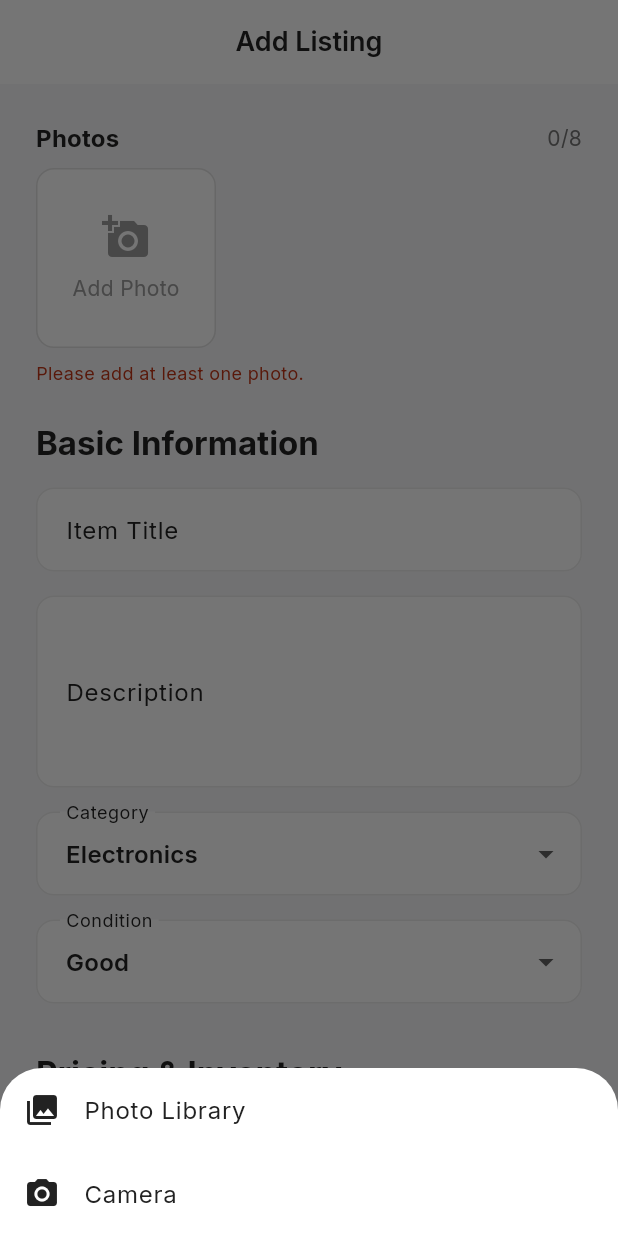
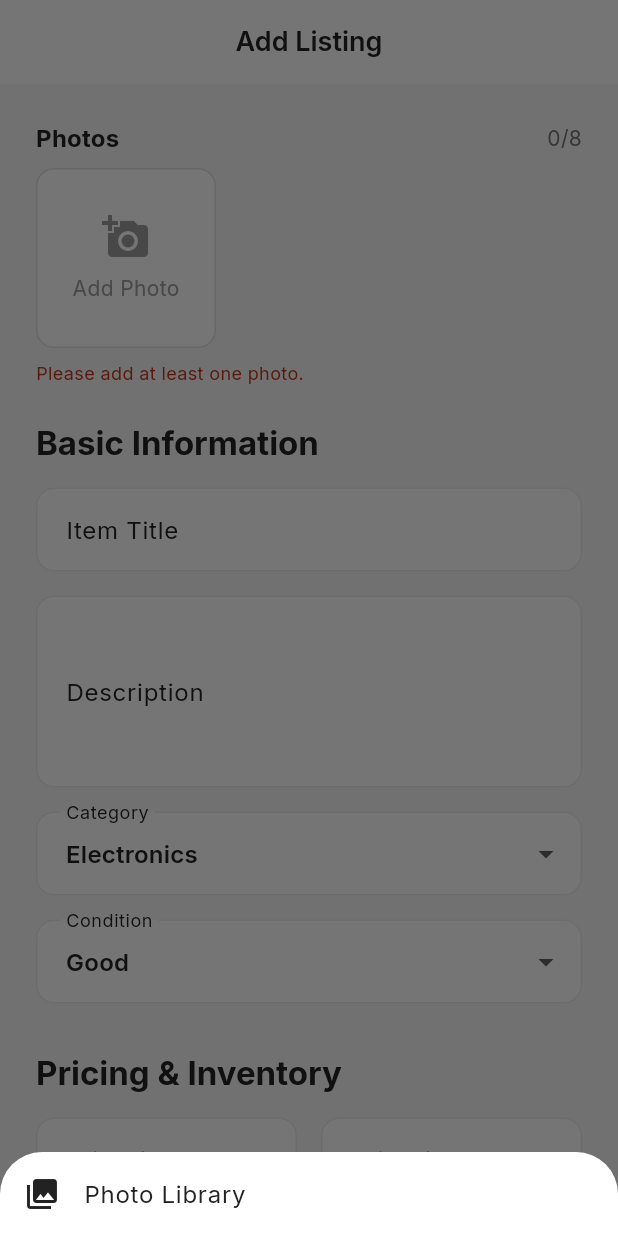
Before and after one commit to sabareeshe/Rent_hive_app, a Flutter app: the AddEditListingScreen screen opened by its route, after a tap on "Add Photo", on a phone screen of 412 x 824 dp. Run offline on Flutter 3.47's test engine with Material 3 defaults, Android fonts, the phone set to English and light mode, and no system bars; our stand-ins replace cached_network_image, dio, firebase_core, firebase_messaging, flutter_animate, flutter_image_compress and 8 more; missing offline and left inert: flutter_jailbreak_detection, razorpay_flutter; accounts and stored records are empty.

Commit message:
Disable camera option to prevent Android OOM crashes

```diff
--- a/lib/features/listings/widgets/image_picker_widget.dart
+++ b/lib/features/listings/widgets/image_picker_widget.dart
@@ -102,14 +102,8 @@ class _ImagePickerWidgetState extends State<ImagePickerWidget> {
                   _pickImage(ImageSource.gallery);
                 },
               ),
-              ListTile(
-                leading: const Icon(Icons.photo_camera),
-                title: const Text('Camera'),
-                onTap: () {
-                  Navigator.of(context).pop();
-                  _pickImage(ImageSource.camera);
-                },
-              ),
+              // Camera option temporarily disabled to prevent Android OS from killing the app
+              // due to low memory when launching the native camera.
             ],
           ),
         );
```
